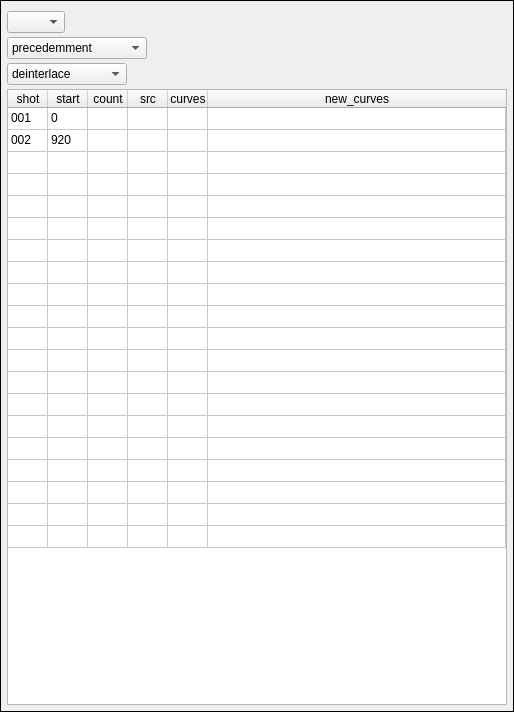
This is tools/video_editor/ui/ui_widget_selection.ui in JepEtau/mco as Qt 5 draws it before an edit. The edited form follows.
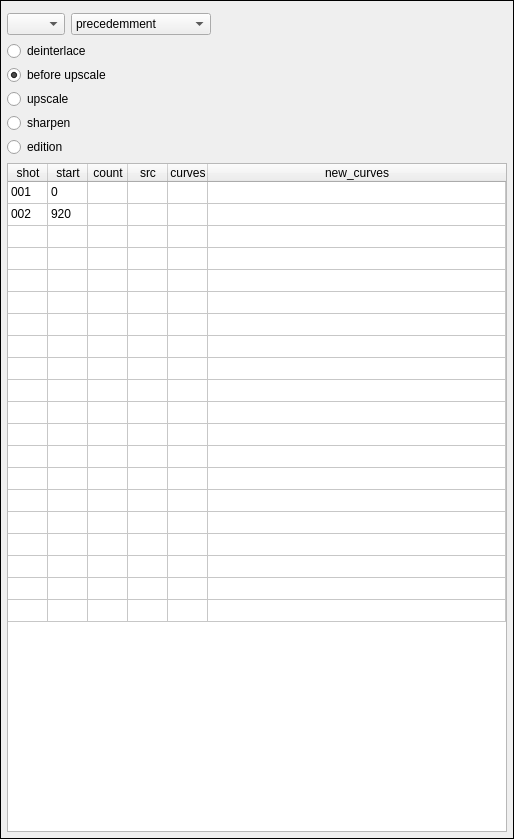
This is the edited form. Custom widgets are drawn as their Qt base class.

```diff
--- a/tools/video_editor/ui/ui_widget_selection.ui
+++ b/tools/video_editor/ui/ui_widget_selection.ui
@@ -7,7 +7,7 @@
     <x>0</x>
     <y>0</y>
     <width>500</width>
-    <height>712</height>
+    <height>839</height>
    </rect>
   </property>
   <property name="maximumSize">
@@ -45,7 +45,7 @@
      </property>
      <layout class="QVBoxLayout" name="verticalLayout">
       <property name="spacing">
-       <number>4</number>
+       <number>6</number>
       </property>
       <property name="leftMargin">
        <number>6</number>
@@ -63,6 +63,11 @@
        <widget class="Widget_app_controls" name="widget_app_controls" native="true"/>
       </item>
       <item>
+       <layout class="QHBoxLayout" name="horizontalLayout">
+        <property name="bottomMargin">
+         <number>0</number>
+        </property>
+        <item>
        <widget class="QComboBox" name="comboBox_episode">
         <property name="sizePolicy">
          <sizepolicy hsizetype="Maximum" vsizetype="Fixed">
@@ -90,6 +95,12 @@
           <verstretch>0</verstretch>
          </sizepolicy>
         </property>
+          <property name="minimumSize">
+           <size>
+            <width>140</width>
+            <height>0</height>
+           </size>
+          </property>
         <property name="maximumSize">
          <size>
           <width>140</width>
@@ -139,25 +150,82 @@
        </widget>
       </item>
       <item>
-       <widget class="QComboBox" name="comboBox_step">
-        <property name="sizePolicy">
-         <sizepolicy hsizetype="Preferred" vsizetype="Fixed">
-          <horstretch>0</horstretch>
-          <verstretch>0</verstretch>
-         </sizepolicy>
-        </property>
-        <property name="maximumSize">
+         <spacer name="horizontalSpacer">
+          <property name="orientation">
+           <enum>Qt::Horizontal</enum>
+          </property>
+          <property name="sizeHint" stdset="0">
          <size>
-          <width>120</width>
-          <height>16777215</height>
-         </size>
-        </property>
+            <width>40</width>
+            <height>20</height>
+           </size>
+          </property>
+         </spacer>
+        </item>
+       </layout>
+      </item>
         <item>
+       <layout class="QVBoxLayout" name="verticalLayout_3">
+        <property name="spacing">
+         <number>4</number>
+        </property>
+        <item>
+         <widget class="QRadioButton" name="radioButton_task_deinterlace">
+          <property name="focusPolicy">
+           <enum>Qt::NoFocus</enum>
+          </property>
          <property name="text">
           <string>deinterlace</string>
          </property>
+          <property name="checked">
+           <bool>false</bool>
+          </property>
+         </widget>
         </item>
-       </widget>
+        <item>
+         <widget class="QRadioButton" name="radioButton_task_pre_upscale">
+          <property name="focusPolicy">
+           <enum>Qt::NoFocus</enum>
+          </property>
+          <property name="text">
+           <string>before upscale</string>
+          </property>
+          <property name="checked">
+           <bool>true</bool>
+          </property>
+         </widget>
+        </item>
+        <item>
+         <widget class="QRadioButton" name="radioButton_task_upscale">
+          <property name="focusPolicy">
+           <enum>Qt::NoFocus</enum>
+          </property>
+          <property name="text">
+           <string>upscale</string>
+          </property>
+         </widget>
+        </item>
+        <item>
+         <widget class="QRadioButton" name="radioButton_task_sharpen">
+          <property name="focusPolicy">
+           <enum>Qt::NoFocus</enum>
+          </property>
+          <property name="text">
+           <string>sharpen</string>
+          </property>
+         </widget>
+        </item>
+        <item>
+         <widget class="QRadioButton" name="radioButton_task_edition">
+          <property name="focusPolicy">
+           <enum>Qt::NoFocus</enum>
+          </property>
+          <property name="text">
+           <string>edition</string>
+          </property>
+         </widget>
+        </item>
+       </layout>
       </item>
       <item>
        <widget class="QTableWidget" name="tableWidget_shots">
```
Lines whose indentation alone changed are shown as unchanged.
